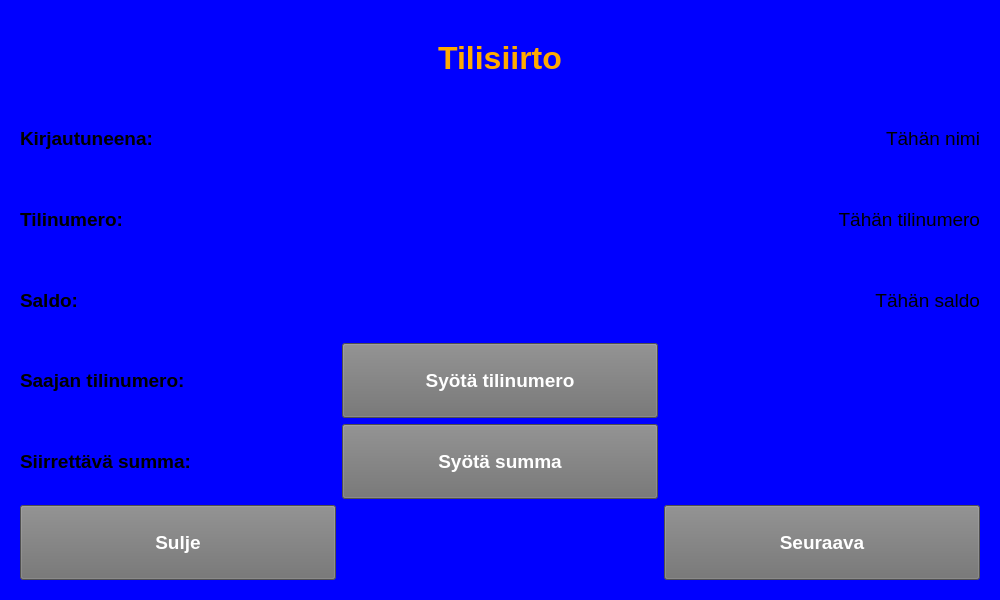
Qt form BankEXE/mainmenu.ui (Akllu/BankSimul) before a commit.
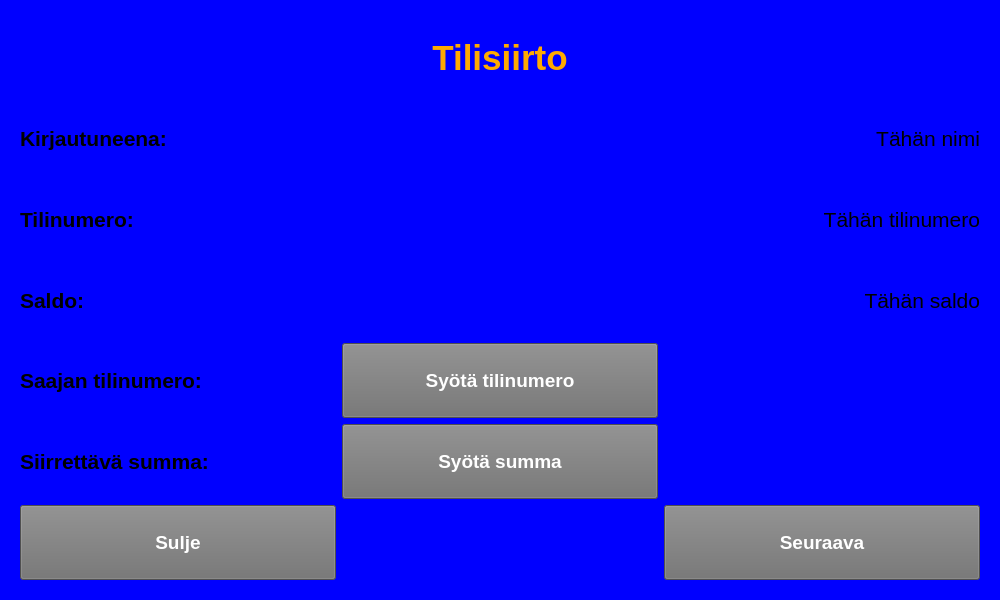
The same form after that commit. The open tabs and pages were chosen to show the change.

What changed in the file:
```diff
--- a/BankEXE/mainmenu.ui
+++ b/BankEXE/mainmenu.ui
@@ -1998,7 +1998,7 @@
           <widget class="QLabel" name="trfHeaderLabel5">
            <property name="font">
             <font>
-             <pointsize>14</pointsize>
+             <pointsize>16</pointsize>
              <weight>75</weight>
              <bold>true</bold>
             </font>
@@ -2012,7 +2012,7 @@
           <widget class="QLabel" name="trfHeaderLabel6">
            <property name="font">
             <font>
-             <pointsize>14</pointsize>
+             <pointsize>16</pointsize>
              <weight>75</weight>
              <bold>true</bold>
             </font>
@@ -2026,7 +2026,7 @@
           <widget class="QLabel" name="trfHeaderLabel">
            <property name="font">
             <font>
-             <pointsize>24</pointsize>
+             <pointsize>26</pointsize>
              <weight>75</weight>
              <bold>true</bold>
             </font>
@@ -2094,7 +2094,7 @@
           <widget class="QLabel" name="trfHeaderLabel4">
            <property name="font">
             <font>
-             <pointsize>14</pointsize>
+             <pointsize>16</pointsize>
              <weight>75</weight>
              <bold>true</bold>
             </font>
@@ -2108,7 +2108,7 @@
           <widget class="QLabel" name="trfBalanceLabel">
            <property name="font">
             <font>
-             <pointsize>14</pointsize>
+             <pointsize>16</pointsize>
             </font>
            </property>
            <property name="text">
@@ -2123,7 +2123,7 @@
           <widget class="QLabel" name="trfHeaderLabel3">
            <property name="font">
             <font>
-             <pointsize>14</pointsize>
+             <pointsize>16</pointsize>
              <weight>75</weight>
              <bold>true</bold>
             </font>
@@ -2137,7 +2137,7 @@
           <widget class="QLabel" name="trfAccountNumLabel">
            <property name="font">
             <font>
-             <pointsize>14</pointsize>
+             <pointsize>16</pointsize>
             </font>
            </property>
            <property name="text">
@@ -2152,7 +2152,7 @@
           <widget class="QLabel" name="trfHeaderLabel2">
            <property name="font">
             <font>
-             <pointsize>14</pointsize>
+             <pointsize>16</pointsize>
              <weight>75</weight>
              <bold>true</bold>
             </font>
@@ -2169,7 +2169,7 @@
           <widget class="QLabel" name="trfNameLabel">
            <property name="font">
             <font>
-             <pointsize>14</pointsize>
+             <pointsize>16</pointsize>
             </font>
            </property>
            <property name="text">
```
Left out of the diff: 58 changed lines with no effect on the pictures.
